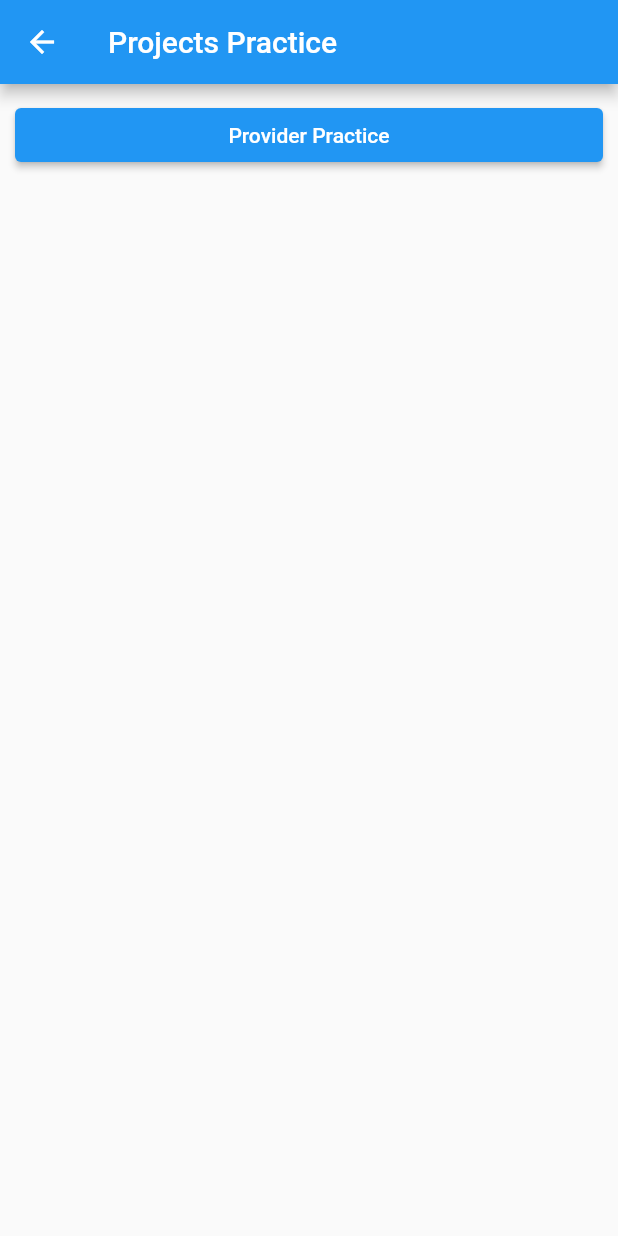
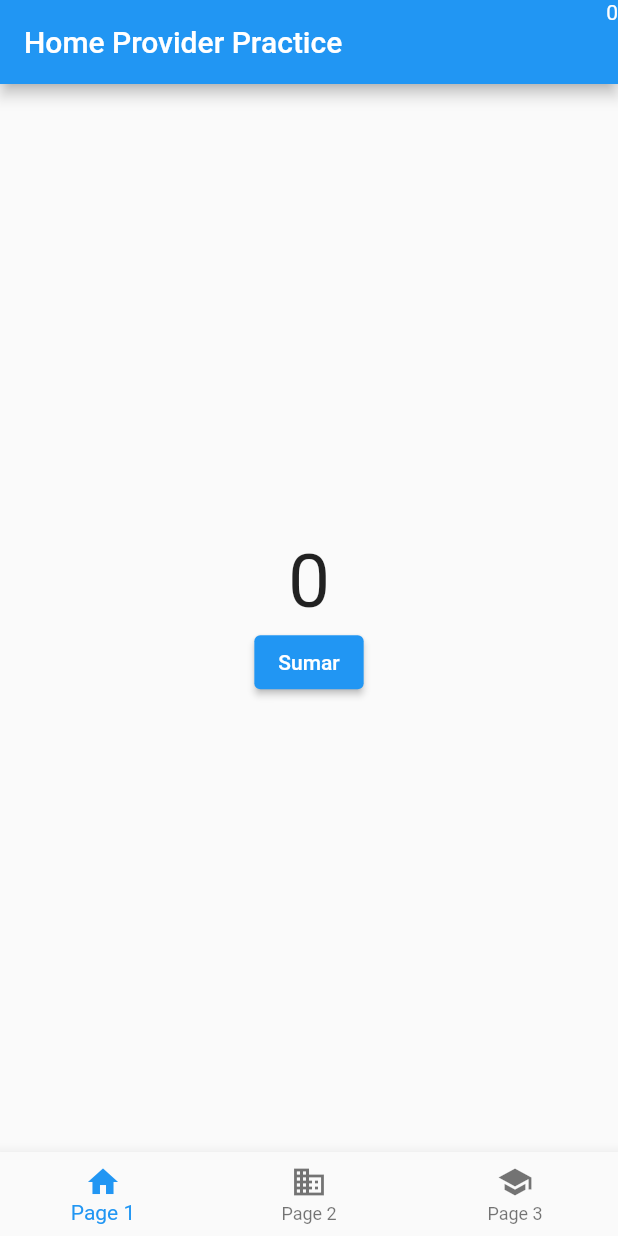
Before and after one commit to IngNex/flutter_practice_all, a Flutter app: the screen it shows after launch, after a tap on "Provider Practice", on a phone screen of 412 x 824 dp. Run offline on Flutter 3.47's test engine with Material 2 defaults, Android fonts, the phone set to English and light mode, and no system bars.

Commit message:
finish practice provider intro

```diff
--- a/lib/projects/home_projects.dart
+++ b/lib/projects/home_projects.dart
@@ -1,4 +1,5 @@
 import 'package:flutter/material.dart';
+import 'package:flutter_practice_all/projects/provider_practice/main_provider_practice.dart';
 
 class HomeProjects extends StatelessWidget {
   const HomeProjects({super.key});
@@ -16,10 +17,11 @@ class HomeProjects extends StatelessWidget {
           children: [
             ElevatedButton(
               onPressed: () => Navigator.push(
-                  context,
-                  MaterialPageRoute(
-                    builder: (context) => const HomeProjects(),
-                  )),
+                context,
+                MaterialPageRoute(
+                  builder: (context) => const MainProviderPractice(),
+                ),
+              ),
               child: const Text('Provider Practice'),
             ),
           ],
--- a/lib/projects/provider_practice/main_provider_practice.dart
+++ b/lib/projects/provider_practice/main_provider_practice.dart
@@ -1,15 +1,18 @@
 import 'package:flutter/material.dart';
+import 'package:flutter_practice_all/projects/provider_practice/providers/counter_provider.dart';
 import 'package:flutter_practice_all/projects/provider_practice/screens/home/home_provider_practice.dart';
+import 'package:provider/provider.dart';
 
 class MainProviderPractice extends StatelessWidget {
   const MainProviderPractice({super.key});
 
   @override
   Widget build(BuildContext context) {
-    return const MaterialApp(
+    return MaterialApp(
       title: 'Practice Flutter All',
       debugShowCheckedModeBanner: false,
-      home: HomeProviderPract(),
+      home: ChangeNotifierProvider(
+          create: (_) => CounterProvider(), child: HomeProviderPract()),
     );
   }
 }
--- /dev/null
+++ b/lib/projects/provider_practice/providers/counter_provider.dart
@@ -0,0 +1,12 @@
+import 'package:flutter/material.dart';
+
+class CounterProvider with ChangeNotifier {
+  int _counter = 0;
+
+  int get counter => _counter;
+
+  void increment() {
+    _counter++;
+    notifyListeners(); //propaga los cambios
+  }
+}
--- a/lib/projects/provider_practice/screens/home/home_provider_practice.dart
+++ b/lib/projects/provider_practice/screens/home/home_provider_practice.dart
@@ -1,10 +1,55 @@
 import 'package:flutter/material.dart';
+import 'package:flutter_practice_all/projects/provider_practice/providers/counter_provider.dart';
+import 'package:flutter_practice_all/projects/provider_practice/screens/pages/page_1.dart';
+import 'package:flutter_practice_all/projects/provider_practice/screens/pages/page_2.dart';
+import 'package:flutter_practice_all/projects/provider_practice/screens/pages/page_3.dart';
+import 'package:provider/provider.dart';
 
-class HomeProviderPract extends StatelessWidget {
+class HomeProviderPract extends StatefulWidget {
   const HomeProviderPract({super.key});
 
   @override
+  State<HomeProviderPract> createState() => _HomeProviderPractState();
+}
+
+class _HomeProviderPractState extends State<HomeProviderPract> {
+  int _selectIndex = 0;
+  final List<Widget> _pages = <Widget>[
+    const Page1(),
+    const Page2(),
+    const Page3()
+  ];
+  @override
   Widget build(BuildContext context) {
-    return const Placeholder();
+    return Scaffold(
+      appBar: AppBar(
+        title: const Text('Home Provider Practice'),
+        actions: [
+          Text(
+            context.watch<CounterProvider>().counter.toString(),
+          ),
+        ],
+      ),
+      body: _pages[_selectIndex],
+      bottomNavigationBar: BottomNavigationBar(
+        currentIndex: _selectIndex,
+        onTap: (int index) {
+          setState(() {
+            _selectIndex = index;
+          });
+        },
+        items: const [
+          BottomNavigationBarItem(icon: Icon(Icons.home), label: 'Page 1'),
+          BottomNavigationBarItem(
+            icon: Icon(Icons.business),
+            label: 'Page 2',
+          ),
+          BottomNavigationBarItem(
+            icon: Icon(Icons.school),
+            label: 'Page 3',
+          ),
+        ],
+      ),
+    );
   }
 }
--- /dev/null
+++ b/lib/projects/provider_practice/screens/pages/page_1.dart
@@ -0,0 +1,33 @@
+import 'package:flutter/material.dart';
+import 'package:flutter_practice_all/projects/provider_practice/providers/counter_provider.dart';
+import 'package:provider/provider.dart';
+
+class Page1 extends StatefulWidget {
+  const Page1({super.key});
+
+  @override
+  State<Page1> createState() => _Page1State();
+}
+
+class _Page1State extends State<Page1> {
+  //int _counter = 0;
+  @override
+  Widget build(BuildContext context) {
+    return Center(
+      child: Column(
+        mainAxisAlignment: MainAxisAlignment.center,
+        children: [
+          Text(
+            context.watch<CounterProvider>().counter.toString(),
+            style: TextStyle(fontSize: 50),
+          ),
+          ElevatedButton(
+              onPressed: () {
+                context.read<CounterProvider>().increment();
+              },
+              child: Text('Sumar'))
+        ],
+      ),
+    );
+  }
+}
--- a/pubspec.yaml
+++ b/pubspec.yaml
@@ -35,6 +35,7 @@ dependencies:
   # The following adds the Cupertino Icons font to your application.
   # Use with the CupertinoIcons class for iOS style icons.
   cupertino_icons: ^1.0.2
+  provider: ^6.0.5
 
 dev_dependencies:
   flutter_test:
```
Also changed, not shown: lib/projects/provider_practice/screens/pages/page_2.dart (added, +17 -0 lines), lib/projects/provider_practice/screens/pages/page_3.dart (added, +20 -0 lines), pubspec.lock.
